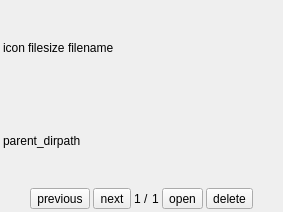
Qt form components/widget_assembler_comics_preview/widget_comic_preview/res/comic_preview.ui (PPJUST/ComicDup) before a commit.
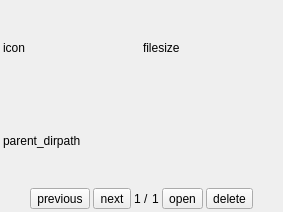
The same form after that commit.

Commit message: 优化：预览页漫画文件名的显示

```diff
--- a/components/widget_assembler_comics_preview/widget_comic_preview/res/comic_preview.ui
+++ b/components/widget_assembler_comics_preview/widget_comic_preview/res/comic_preview.ui
@@ -58,11 +58,11 @@
         </widget>
        </item>
        <item>
-        <widget class="QLabel" name="label_filename">
-         <property name="text">
-          <string>filename</string>
+        <layout class="QHBoxLayout" name="horizontalLayout_filename">
+         <property name="spacing">
+          <number>0</number>
          </property>
-        </widget>
+        </layout>
        </item>
       </layout>
      </item>
```
The commit also changes 2 other files.
